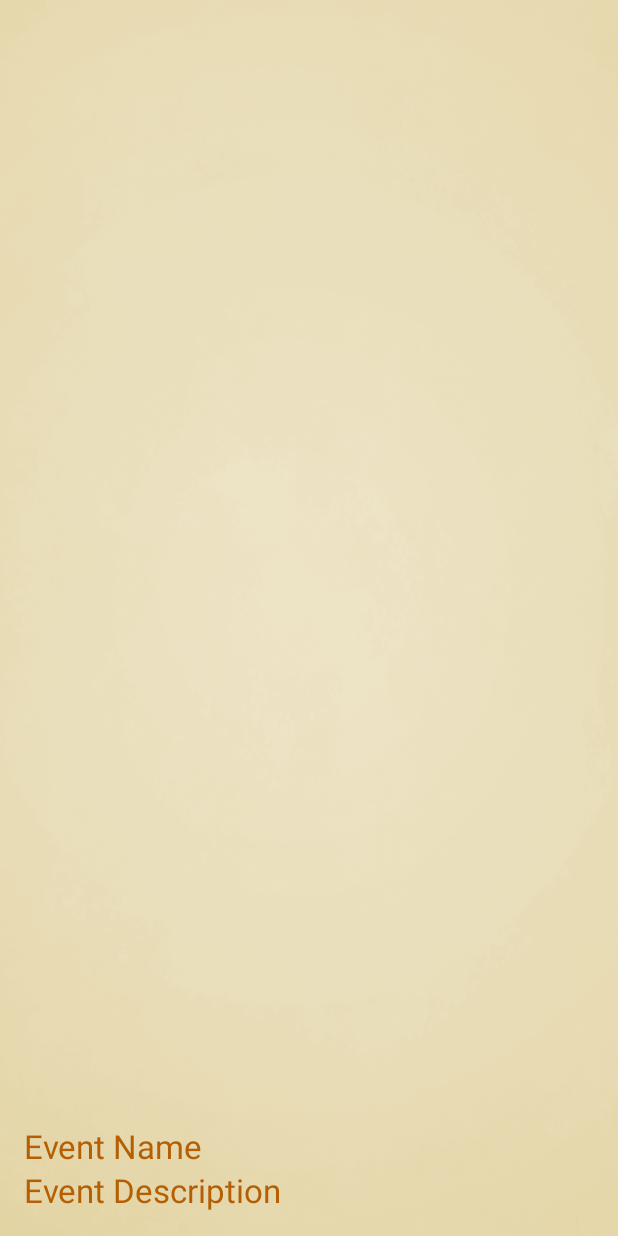
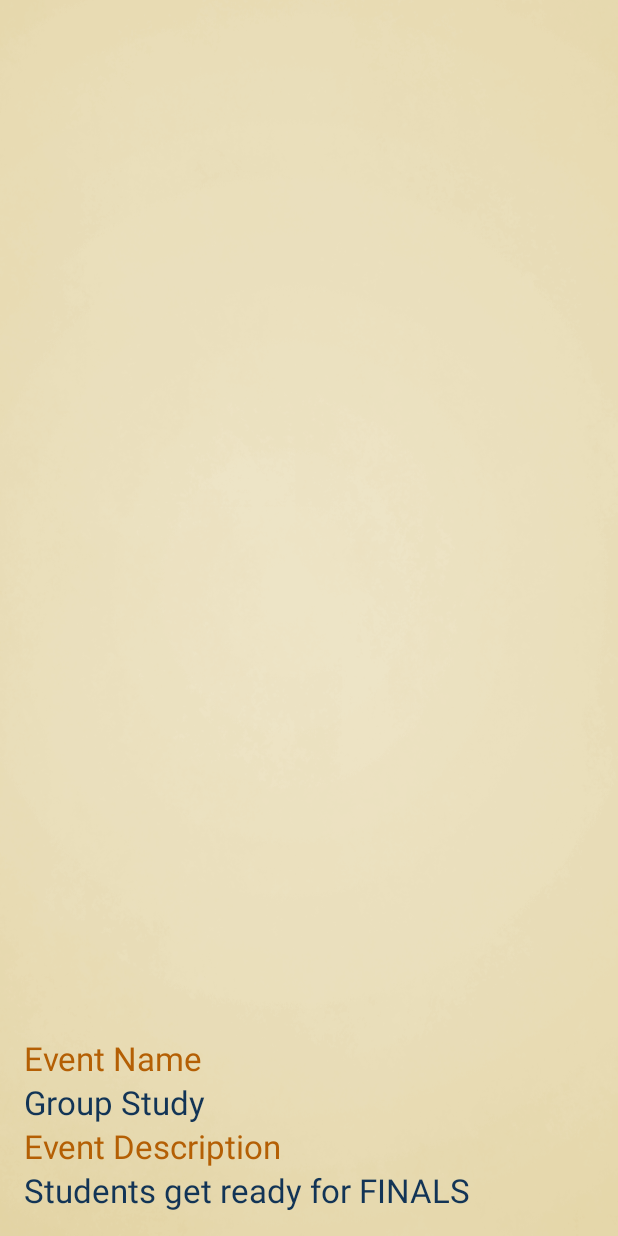
Before and after one commit to josh-marasigan/OrangeLoop, an Android app: the EventPage screen opened directly, with no data from a screen before it, on a phone screen of 412 x 824 dp. Run offline under Robolectric (Android 15) with nearby library versions, the phone set to English and light mode, and no system bars; 1 statement that could not run was skipped.

Commit message:
No real changes
Updated Code from the TA demo

```diff
--- a/app/src/main/java/com/threeamstudios/theorangeloop/EventPage.java
+++ b/app/src/main/java/com/threeamstudios/theorangeloop/EventPage.java
@@ -100,5 +100,10 @@ public class EventPage extends Activity {
             }
             return stream;
         }
+
+    }
+    private static String eventNames(){
+
+        return "hi";
     }
 }
--- a/app/src/main/java/com/threeamstudios/theorangeloop/MainActivity.java
+++ b/app/src/main/java/com/threeamstudios/theorangeloop/MainActivity.java
@@ -6,6 +6,7 @@ import android.os.Bundle;
 import android.view.View;
 import android.view.Window;
 import android.view.WindowManager;
+import android.widget.Button;
 
 /* ------- */
 /* [Model] */
@@ -42,5 +43,9 @@ public class MainActivity extends Activity {
         Intent transition = new Intent(this, MemberHomePage.class);
         startActivity(transition);
     }
+ /*   public void buttonOnClick(View v){
+        Button button =(Button)v;
+        ((Button) v ).setText("clicked");
+    }*/
 
 }
--- a/app/src/main/java/com/threeamstudios/theorangeloop/Tests/TestDB.java
+++ b/app/src/main/java/com/threeamstudios/theorangeloop/Tests/TestDB.java
@@ -13,9 +13,6 @@ import java.util.ArrayList;
  */
 public class TestDB extends AndroidTestCase {
 
-    public void testDatabaseHandler() throws Throwable{
-        assertEquals(1,DatabaseHandler.returnOne());
-    }
 
     public void testOrganizationSetters() throws Throwable {
         Organization org = new Organization();
@@ -59,7 +56,7 @@ public class TestDB extends AndroidTestCase {
       assertEquals("EE461L", MemberController.bestOrgOfMem(mem));
 
     }
-    public void bestOrganization() throws Throwable {
+   /* public void testBestOrganization() throws Throwable {
         MemberHomePage.organizationArrayList.add(new Organization("TesPA", 86));
         MemberHomePage.organizationArrayList.add(new Organization("Lions", 142));
         MemberHomePage.organizationArrayList.add(new Organization("EE461L", 81));
@@ -69,5 +66,5 @@ public class TestDB extends AndroidTestCase {
         MemberHomePage.organizationArrayList.add(new Organization("TSA", 92));
         assertEquals("VSA", OrganizationController.bestOrganization());
 
-    }
+    }*/
 }
--- a/app/src/main/res/layout/activity_event_page.xml
+++ b/app/src/main/res/layout/activity_event_page.xml
@@ -45,11 +45,27 @@
             android:layout_width="wrap_content"
             android:layout_height="wrap_content"
             android:textAppearance="?android:attr/textAppearanceLarge"
+            android:text="Group Study"
+            android:id="@+id/textView9"
+            android:textColor="#123456"/>
+
+        <TextView
+            android:layout_width="wrap_content"
+            android:layout_height="wrap_content"
+            android:textAppearance="?android:attr/textAppearanceLarge"
             android:text="Event Description"
             android:id="@+id/textView8"
             android:layout_below="@+id/textView3"
             android:layout_centerHorizontal="true"
             android:textColor="#B45F04" />
+
+        <TextView
+            android:layout_width="wrap_content"
+            android:layout_height="wrap_content"
+            android:text="Students get ready for FINALS"
+            android:textAppearance="?android:attr/textAppearanceLarge"
+            android:id="@+id/EventName1"
+            android:textColor="#123456"/>
     </LinearLayout>
 
 </RelativeLayout>
```
